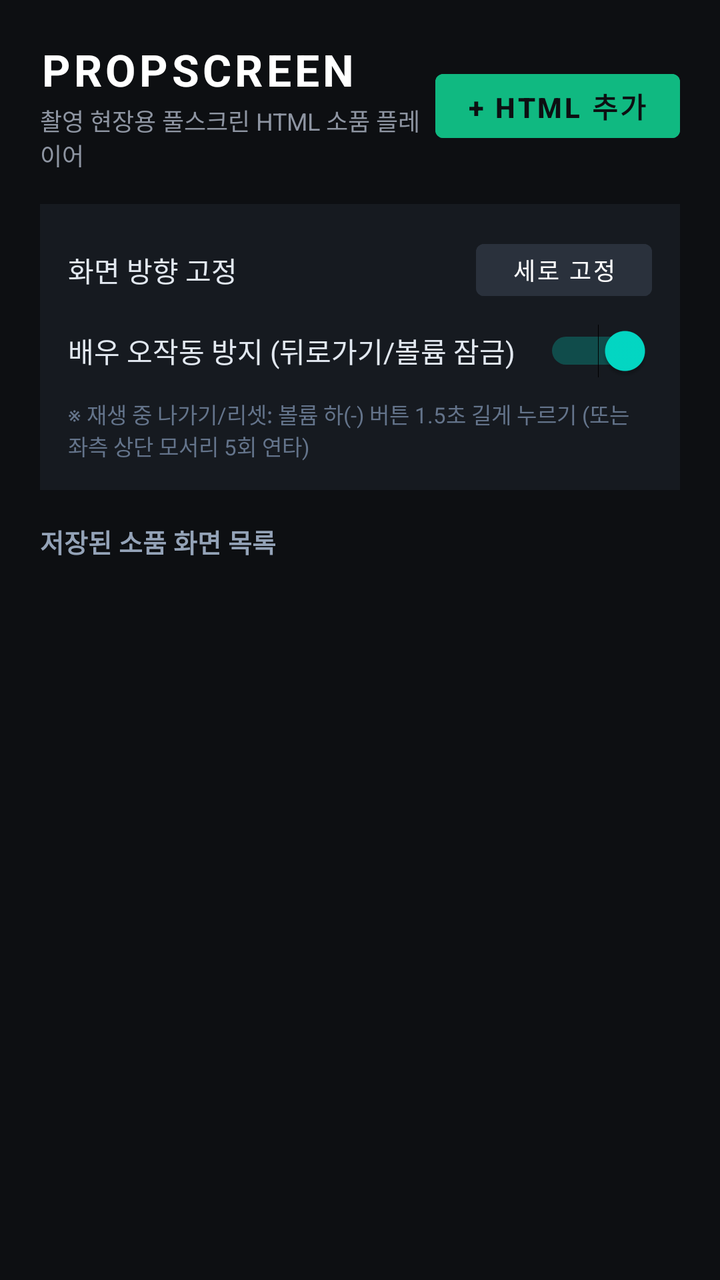
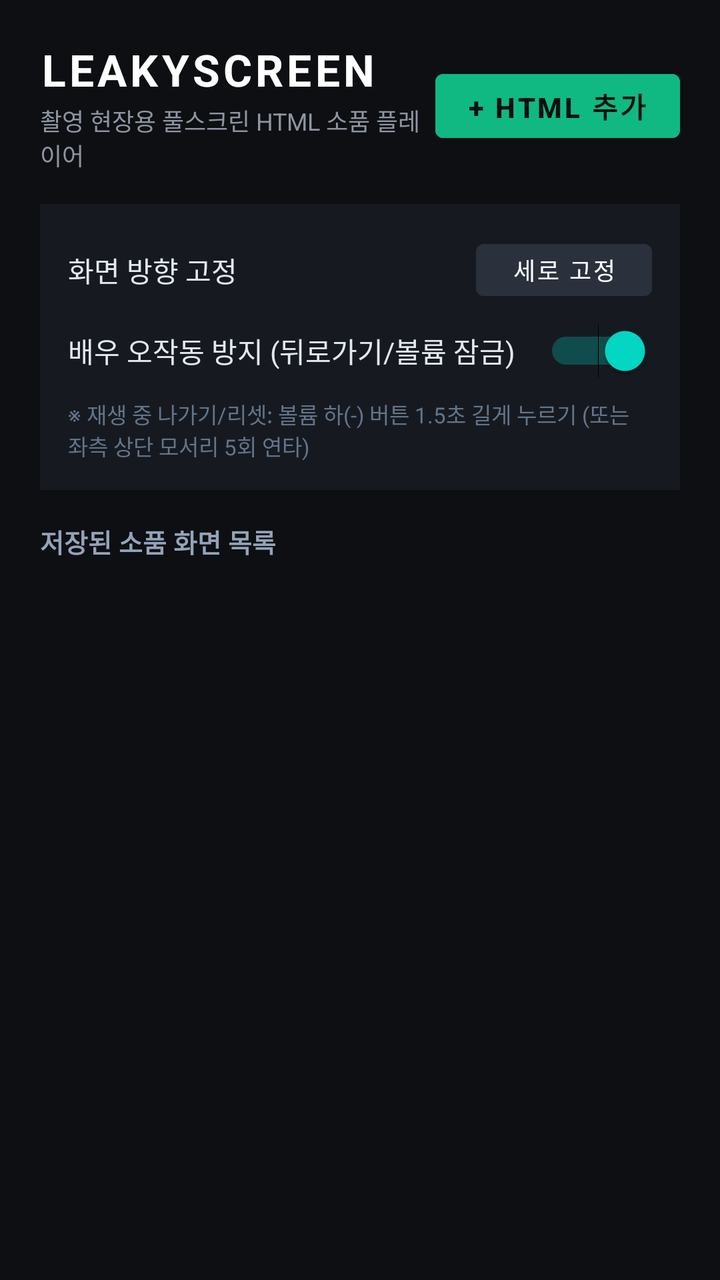

The first picture is an Android layout as it rendered before a commit; the second is the same layout after the commit. The layout source and the unified diff follow.
<!-- AndroidManifest.xml: application theme Theme.PropScreen -->
<!-- res/layout/activity_main.xml -->
<?xml version="1.0" encoding="utf-8"?>
<LinearLayout xmlns:android="http://schemas.android.com/apk/res/android"
    android:layout_width="match_parent"
    android:layout_height="match_parent"
    android:orientation="vertical"
    android:background="#0D0F12"
    android:padding="20dp">

    <LinearLayout
        android:layout_width="match_parent"
        android:layout_height="wrap_content"
        android:orientation="horizontal"
        android:gravity="center_vertical"
        android:layout_marginBottom="16dp">

        <LinearLayout
            android:layout_width="0dp"
            android:layout_height="wrap_content"
            android:layout_weight="1"
            android:orientation="vertical">

            <TextView
                android:layout_width="wrap_content"
                android:layout_height="wrap_content"
                android:text="PROPSCREEN"
                android:textColor="#FFFFFF"
                android:textSize="22sp"
                android:textStyle="bold"
                android:letterSpacing="0.08" />

            <TextView
                android:layout_width="wrap_content"
                android:layout_height="wrap_content"
                android:text="촬영 현장용 풀스크린 HTML 소품 플레이어"
                android:textColor="#8E95A2"
                android:textSize="12sp"
                android:layout_marginTop="2dp" />
        </LinearLayout>

        <Button
            android:id="@+id/btnImport"
            android:layout_width="wrap_content"
            android:layout_height="44dp"
            android:text="+ HTML 추가"
            android:textColor="#0D0F12"
            android:textStyle="bold"
            android:backgroundTint="#10B981" />
    </LinearLayout>

    <LinearLayout
        android:layout_width="match_parent"
        android:layout_height="wrap_content"
        android:orientation="vertical"
        android:background="#161A20"
        android:padding="14dp"
        android:layout_marginBottom="16dp">

        <LinearLayout
            android:layout_width="match_parent"
            android:layout_height="wrap_content"
            android:orientation="horizontal"
            android:gravity="center_vertical"
            android:layout_marginBottom="8dp">

            <TextView
                android:layout_width="0dp"
                android:layout_height="wrap_content"
                android:layout_weight="1"
                android:text="화면 방향 고정"
                android:textColor="#E2E8F0"
                android:textSize="14sp" />

            <Button
                android:id="@+id/btnOrientation"
                android:layout_width="wrap_content"
                android:layout_height="38dp"
                android:text="세로 고정"
                android:textSize="12sp"
                android:textColor="#FFFFFF"
                android:backgroundTint="#2A313C" />
        </LinearLayout>

        <LinearLayout
            android:layout_width="match_parent"
            android:layout_height="wrap_content"
            android:orientation="horizontal"
            android:gravity="center_vertical">

            <TextView
                android:layout_width="0dp"
                android:layout_height="wrap_content"
                android:layout_weight="1"
                android:text="배우 오작동 방지 (뒤로가기/볼륨 잠금)"
                android:textColor="#E2E8F0"
                android:textSize="14sp" />

            <Switch
                android:id="@+id/switchLock"
                android:layout_width="wrap_content"
                android:layout_height="wrap_content"
                android:checked="true" />
        </LinearLayout>

        <TextView
            android:layout_width="match_parent"
            android:layout_height="wrap_content"
            android:text="※ 재생 중 나가기/리셋: 볼륨 하(-) 버튼 1.5초 길게 누르기 (또는 좌측 상단 모서리 5회 연타)"
            android:textColor="#64748B"
            android:textSize="11sp"
            android:layout_marginTop="10dp" />
    </LinearLayout>

    <TextView
        android:layout_width="wrap_content"
        android:layout_height="wrap_content"
        android:text="저장된 소품 화면 목록"
        android:textColor="#94A3B8"
        android:textSize="13sp"
        android:textStyle="bold"
        android:layout_marginBottom="8dp" />

    <ListView
        android:id="@+id/listProps"
        android:layout_width="match_parent"
        android:layout_height="0dp"
        android:layout_weight="1"
        android:divider="#1E242D"
        android:dividerHeight="1dp" />

</LinearLayout>
<!-- resources referenced by this layout -->
<resources>
  <style name="Theme.PropScreen" parent="Theme.MaterialComponents.DayNight.NoActionBar">
          <item name="colorPrimary">#10B981</item>
          <item name="colorPrimaryVariant">#059669</item>
          <item name="colorOnPrimary">#FFFFFF</item>
          <item name="android:windowBackground">#0D0F12</item>
          <item name="android:statusBarColor">#0D0F12</item>
          <item name="android:navigationBarColor">#0D0F12</item>
      </style>
</resources>

<!-- the commit's change to res/layout/activity_main.xml (unified diff, before → after) -->
@@ -22,7 +22,7 @@
             <TextView
                 android:layout_width="wrap_content"
                 android:layout_height="wrap_content"
-                android:text="PROPSCREEN"
+                android:text="LEAKYSCREEN"
                 android:textColor="#FFFFFF"
                 android:textSize="22sp"
                 android:textStyle="bold"
